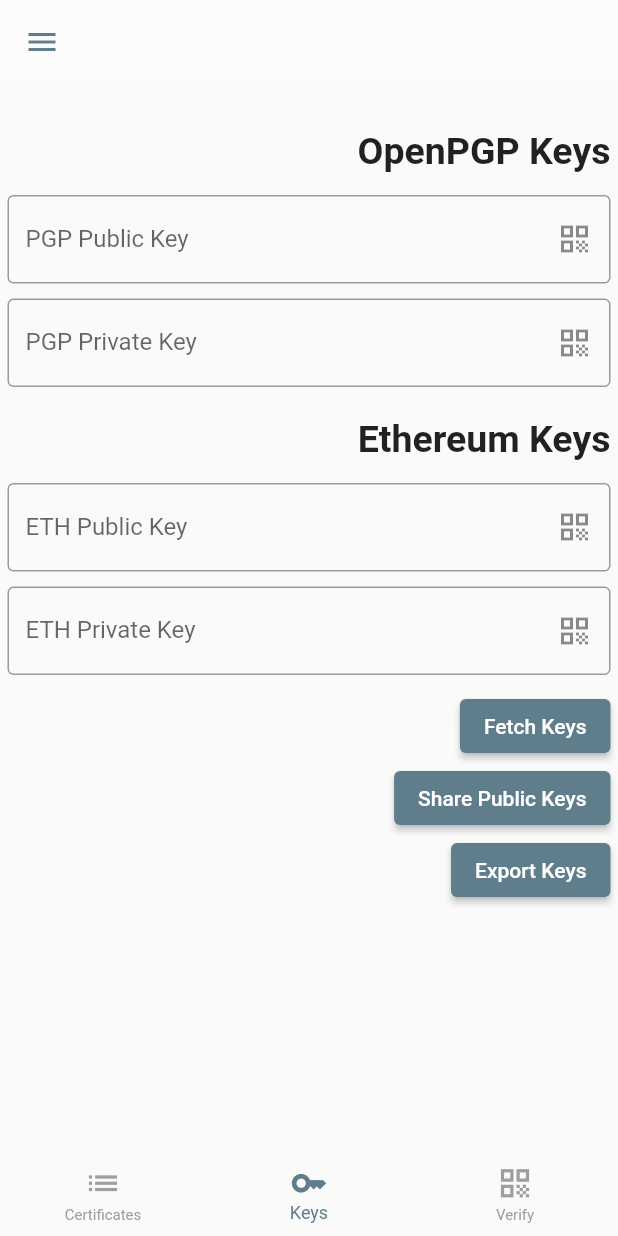
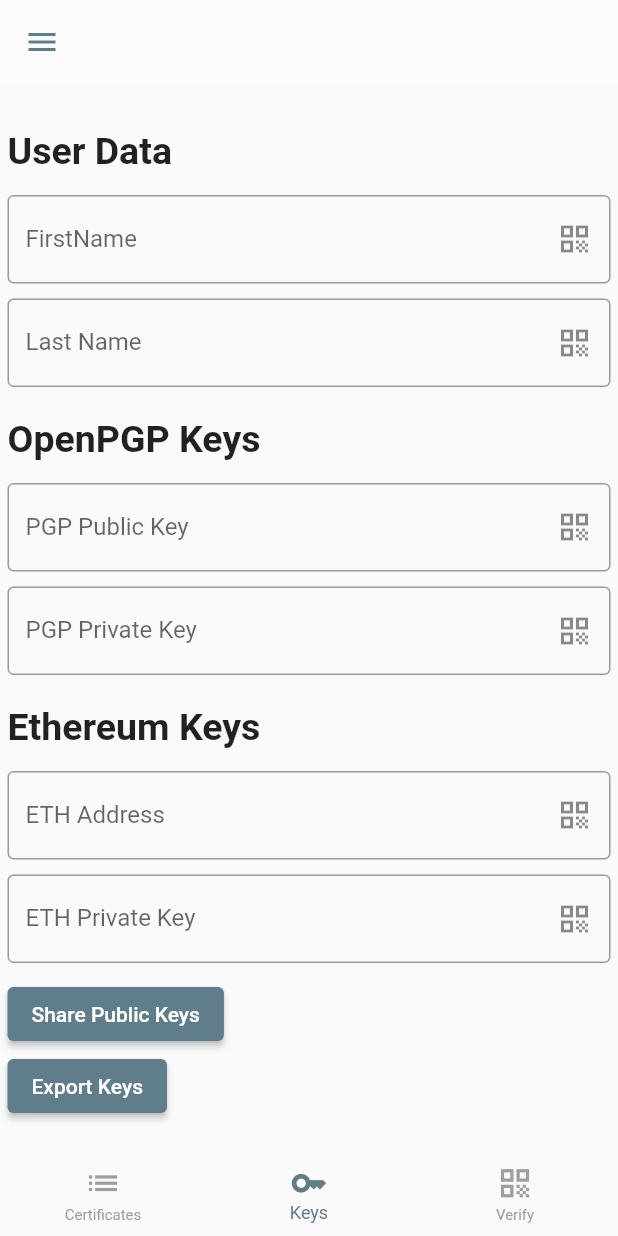
Before and after one commit to ninopedergnana/bachelor-app, a Flutter app: the screen it shows after launch, on a phone screen of 412 x 824 dp. Run offline on Flutter 3.47's test engine with Material 2 defaults, Android fonts, the phone set to English and light mode, and no system bars; our stand-ins replace flutter_secure_storage, qr_flutter; missing offline and left inert: eth_sig_util, flutter_barcode_scanner, openpgp, web3dart; accounts and stored records are empty.

Commit message:
Renamed PatientKeysDTO.dart to PatientDTO.dart Renamed UserKeysDTO.dart to UserAccountDTO.dart Added fields to PatientDTO.dart and UserAccountDTO.dart Refactored Keys.dart Refactored SignUp.dart, SignIn.dart

```diff
--- /dev/null
+++ b/lib/data/dto/PatientDTO.dart
@@ -0,0 +1,32 @@
+import 'dart:convert';
+
+class PatientDTO {
+  final String pgpPublicKey;
+  final String ethAddress;
+  final String firstName;
+  final String lastName;
+
+  PatientDTO(
+      {required this.pgpPublicKey,
+      required this.ethAddress,
+      required this.firstName,
+      required this.lastName});
+
+  PatientDTO.fromJson(Map<String, dynamic> json)
+      : pgpPublicKey = json['pgp'],
+        ethAddress = json['eth'],
+        firstName = json['fn'],
+        lastName = json['ln'];
+
+  Map<String, dynamic> toJson() => {
+        'pgp': pgpPublicKey,
+        'eth': ethAddress,
+        'fn': firstName,
+        'ln': lastName,
+      };
+
+  @override
+  String toString() {
+    return jsonEncode(toJson());
+  }
+}
--- a/lib/data/dto/PatientKeysDTO.dart
+++ /dev/null
@@ -1,22 +0,0 @@
-import 'dart:convert';
-
-class PatientKeysDTO {
-  final String pgpKey;
-  final String ethAddress;
-
-  PatientKeysDTO({required this.pgpKey, required this.ethAddress});
-
-  PatientKeysDTO.fromJson(Map<String, dynamic> json)
-      : pgpKey = json['pgp'],
-        ethAddress = json['eth'];
-
-  Map<String, dynamic> toJson() => {
-        'pgp': pgpKey,
-        'eth': ethAddress,
-      };
-
-  @override
-  String toString() {
-    return jsonEncode(toJson());
-  }
-}
--- /dev/null
+++ b/lib/data/dto/UserAccountDTO.dart
@@ -0,0 +1,36 @@
+import 'dart:convert';
+
+class UserAccountDTO {
+  final String pgpPrivateKey;
+  final String pgpPublicKey;
+  final String ethPrivateKey;
+  final String firstName;
+  final String lastName;
+
+  UserAccountDTO(
+      {required this.pgpPrivateKey,
+      required this.pgpPublicKey,
+      required this.ethPrivateKey,
+      required this.firstName,
+      required this.lastName});
+
+  UserAccountDTO.fromJson(Map<String, dynamic> json)
+      : pgpPrivateKey = json['pPr'],
+        pgpPublicKey = json['pPu'],
+        ethPrivateKey = json['ePr'],
+        firstName = json['fn'],
+        lastName = json['ln'];
+
+  Map<String, dynamic> toJson() => {
+        'pPr': pgpPrivateKey,
+        'pPu': pgpPublicKey,
+        'ePr': ethPrivateKey,
+        'fn': ethPrivateKey,
+        'ln': ethPrivateKey,
+      };
+
+  @override
+  String toString() {
+    return jsonEncode(toJson());
+  }
+}
--- a/lib/data/dto/UserKeysDTO.dart
+++ /dev/null
@@ -1,25 +0,0 @@
-import 'dart:convert';
-
-class UserKeysDTO {
-  final String pgpPrivateKey;
-  final String pgpPublicKey;
-  final String ethPrivateKey;
-
-  UserKeysDTO({required this.pgpPrivateKey, required this.pgpPublicKey, required this.ethPrivateKey});
-
-  UserKeysDTO.fromJson(Map<String, dynamic> json)
-      : pgpPrivateKey = json['1'],
-        pgpPublicKey = json['2'],
-        ethPrivateKey = json['3'];
-
-  Map<String, dynamic> toJson() => {
-    '1': pgpPrivateKey,
-    '2': pgpPublicKey,
-    '3': ethPrivateKey,
-  };
-
-  @override
-  String toString() {
-    return jsonEncode(toJson());
-  }
-}
--- a/lib/main.dart
+++ b/lib/main.dart
@@ -44,8 +44,8 @@ class _MyAppState extends State<MyApp> {
         primarySwatch: Colors.blueGrey,
       ),
       initialRoute: _initialRoute,
-      home: const MyStatefulWidget(),
       routes: {
+        '/': (context) => const MyStatefulWidget(),
         '/certificate-list': (context) => const CertificateList(),
         '/certificate-list/certificate': (context) => const CertificateDetail(),
         '/patients': (context) => const PatientList(),
--- a/lib/presentation/screens/navigation_screens/Keys.dart
+++ b/lib/presentation/screens/navigation_screens/Keys.dart
@@ -1,12 +1,10 @@
-import 'dart:math';
-
 import 'package:flutter/material.dart';
-import 'package:flutter_app/data/dto/PatientKeysDTO.dart';
+import 'package:flutter_app/data/dto/PatientDTO.dart';
 import 'package:flutter_app/presentation/components/CustomDialog.dart';
 import 'package:flutter_secure_storage/flutter_secure_storage.dart';
 import 'package:web3dart/web3dart.dart';
 
-import '../../../data/dto/UserKeysDTO.dart';
+import '../../../data/dto/UserAccountDTO.dart';
 
 class Keys extends StatefulWidget {
   const Keys({Key? key}) : super(key: key);
@@ -16,78 +14,106 @@ class Keys extends StatefulWidget {
 }
 
 class KeysState extends State<Keys> {
-  final FlutterSecureStorage _localStorage = const FlutterSecureStorage();
+  final FlutterSecureStorage _secureStore = const FlutterSecureStorage();
   final CustomDialog dialog = CustomDialog();
 
-  String pgpPublicKey = '';
-  String pgpPrivateKey = '';
-  String ethAddress = '';
-  String ethPrivateKey = '';
+  final TextEditingController firstName = TextEditingController();
+  final TextEditingController lastName = TextEditingController();
+  final TextEditingController pgpPublicKey = TextEditingController();
+  final TextEditingController pgpPrivateKey = TextEditingController();
+  final TextEditingController ethAddress = TextEditingController();
+  final TextEditingController ethPrivateKey = TextEditingController();
 
-  late TextEditingController pgpPublicKeyController;
-  late TextEditingController pgpPrivateKeyController;
-  late TextEditingController ethAddressController;
-  late TextEditingController ethPrivateKeyController;
+  @override
+  void initState() {
+    super.initState();
+  }
 
-  Future<bool> fetchKeys() async {
-    pgpPublicKey = (await _localStorage.read(key: 'pgpPublicKey'))!; // null checked with "!"
-    pgpPrivateKey = (await _localStorage.read(key: 'pgpPrivateKey'))!; // null checked with "!"
-    ethPrivateKey = (await _localStorage.read(key: 'ethPrivateKey'))!; // null checked with "!"
-    EthPrivateKey credentials = EthPrivateKey.fromHex(ethPrivateKey);
-    pgpPublicKeyController.text = pgpPublicKey;
-    pgpPrivateKeyController.text = pgpPrivateKey;
-    ethAddressController.text = credentials.address.hex;
-    ethPrivateKeyController.text = ethPrivateKey;
-    return true;
+  loadKeys() async {
+    pgpPublicKey.text = (await _secureStore.read(key: 'pgpPublicKey'))!;
+    pgpPrivateKey.text = (await _secureStore.read(key: 'pgpPrivateKey'))!;
+    ethPrivateKey.text = (await _secureStore.read(key: 'ethPrivateKey'))!;
+    ethAddress.text = EthPrivateKey.fromHex(ethPrivateKey.text).address.hex;
+    firstName.text = (await _secureStore.read(key: 'firstName'))!;
+    lastName.text = (await _secureStore.read(key: 'lastName'))!;
   }
 
   Future<void> sharePublicKeys() async {
-    pgpPublicKey = (await _localStorage.read(key: 'pgpPublicKey'))!;
-    String ethPrivateKey = (await _localStorage.read(key: 'ethPrivateKey'))!;
-    String ethAddress = EthPrivateKey.fromHex(ethPrivateKey).address.hex;
-    PatientKeysDTO patientKeys = PatientKeysDTO(pgpKey: pgpPublicKey, ethAddress: ethAddress);
+    PatientDTO patientKeys = PatientDTO(
+        pgpPublicKey: pgpPublicKey.text,
+        ethAddress: ethAddress.text,
+        firstName: firstName.text,
+        lastName: lastName.text);
     await dialog.showQRDialog(context, patientKeys.toString(), "Public Keys");
   }
 
   Future<void> exportAllKeys() async {
-    pgpPublicKey = (await _localStorage.read(key: 'pgpPublicKey'))!;
-    pgpPrivateKey = (await _localStorage.read(key: 'pgpPrivateKey'))!;
-    ethPrivateKey = (await _localStorage.read(key: 'ethPrivateKey'))!;
-    UserKeysDTO userKeys = UserKeysDTO(
-        pgpPrivateKey: pgpPrivateKey,
-        pgpPublicKey: pgpPublicKey,
-        ethPrivateKey: ethPrivateKey
-    );
+    UserAccountDTO userKeys = UserAccountDTO(
+        pgpPrivateKey: pgpPrivateKey.text,
+        pgpPublicKey: pgpPublicKey.text,
+        ethPrivateKey: ethPrivateKey.text,
+        firstName: firstName.text,
+        lastName: lastName.text);
     await dialog.showQRDialog(context, userKeys.toString(), "User Keys");
-  }
-
-  @override
-  void initState() {
-    pgpPublicKeyController = TextEditingController(text: pgpPublicKey);
-    pgpPrivateKeyController = TextEditingController(text: pgpPublicKey);
-    ethAddressController = TextEditingController(text: ethAddress);
-    ethPrivateKeyController = TextEditingController(text: ethPrivateKey);
-    super.initState();
   }
 
   @override
   Widget build(BuildContext context) {
     return Scaffold(
-      body: Container(
+      body: FutureBuilder(
+          future: loadKeys(),
+          builder: (context, AsyncSnapshot snapshot) {
+            if (snapshot.connectionState == ConnectionState.waiting) {
+              return const Center(child: CircularProgressIndicator());
+            } else {
+              return SingleChildScrollView(
                 padding: const EdgeInsets.only(left: 5.0, top: 30.0, right: 5.0),
                 child: Column(
-          crossAxisAlignment: CrossAxisAlignment.end,
+                  crossAxisAlignment: CrossAxisAlignment.start,
                   children: [
-            const Text("OpenPGP Keys", style: TextStyle(fontSize: 25.0, fontWeight: FontWeight.bold)),
+                    const Text("User Data",
+                        style: TextStyle(fontSize: 25.0, fontWeight: FontWeight.bold)),
                     const SizedBox(height: 15),
                     TextField(
-              controller: pgpPublicKeyController,
+                      controller: firstName,
                       readOnly: true,
                       decoration: InputDecoration(
                         suffixIcon: IconButton(
                           onPressed: () async {
-                    await dialog.showQRDialog(
-                        context, pgpPublicKeyController.text, "PGP Public Key");
+                            await dialog.showQRDialog(context, firstName.text, 'First Name');
+                          },
+                          icon: const Icon(Icons.qr_code),
+                        ),
+                        labelText: 'FirstName',
+                        border: const OutlineInputBorder(),
+                      ),
+                    ),
+                    const SizedBox(height: 10),
+                    TextField(
+                      controller: lastName,
+                      readOnly: true,
+                      decoration: InputDecoration(
+                        suffixIcon: IconButton(
+                          onPressed: () async {
+                            await dialog.showQRDialog(context, lastName.text, 'Last Name');
+                          },
+                          icon: const Icon(Icons.qr_code),
+                        ),
+                        labelText: 'Last Name',
+                        border: const OutlineInputBorder(),
+                      ),
+                    ),
+                    const SizedBox(height: 20),
+                    const Text("OpenPGP Keys",
+                        style: TextStyle(fontSize: 25.0, fontWeight: FontWeight.bold)),
+                    const SizedBox(height: 15),
+                    TextField(
+                      controller: pgpPublicKey,
+                      readOnly: true,
+                      decoration: InputDecoration(
+                        suffixIcon: IconButton(
+                          onPressed: () async {
+                            await dialog.showQRDialog(context, pgpPublicKey.text, "PGP Public Key");
                           },
                           icon: const Icon(Icons.qr_code),
                         ),
@@ -97,13 +123,13 @@ class KeysState extends State<Keys> {
                     ),
                     const SizedBox(height: 10),
                     TextField(
-              controller: pgpPrivateKeyController,
+                      controller: pgpPrivateKey,
                       readOnly: true,
                       decoration: InputDecoration(
                         suffixIcon: IconButton(
                           onPressed: () async {
                             await dialog.showQRDialog(
-                        context, pgpPrivateKeyController.text, "PGP Private Key");
+                                context, pgpPrivateKey.text, "PGP Private Key");
                           },
                           icon: const Icon(Icons.qr_code),
                         ),
@@ -112,17 +138,17 @@ class KeysState extends State<Keys> {
                       ),
                     ),
                     const SizedBox(height: 20),
-            const Text("Ethereum Keys", style: TextStyle(fontSize: 25.0, fontWeight: FontWeight.bold)),
+                    const Text("Ethereum Keys",
+                        style: TextStyle(fontSize: 25.0, fontWeight: FontWeight.bold)),
                     const SizedBox(height: 15),
                     TextField(
-              controller: ethAddressController,
+                      controller: ethAddress,
                       readOnly: true,
                       decoration: InputDecoration(
-                labelText: 'ETH Public Key',
+                        labelText: 'ETH Address',
                         suffixIcon: IconButton(
                           onPressed: () async {
-                    await dialog.showQRDialog(
-                        context, ethAddressController.text, "ETH Address");
+                            await dialog.showQRDialog(context, ethAddress.text, "ETH Address");
                           },
                           icon: const Icon(Icons.qr_code),
                         ),
@@ -131,13 +157,13 @@ class KeysState extends State<Keys> {
                     ),
                     const SizedBox(height: 10),
                     TextField(
-              controller: ethPrivateKeyController,
+                      controller: ethPrivateKey,
                       readOnly: true,
                       decoration: InputDecoration(
                         suffixIcon: IconButton(
                           onPressed: () async {
                             await dialog.showQRDialog(
-                        context, ethPrivateKeyController.text, "ETH Private Key");
+                                context, ethPrivateKey.text, "ETH Private Key");
                           },
                           icon: const Icon(Icons.qr_code),
                         ),
@@ -146,10 +172,6 @@ class KeysState extends State<Keys> {
                       ),
                     ),
                     const SizedBox(height: 10),
-            ElevatedButton(
-              onPressed: fetchKeys,
-              child: const Text('Fetch Keys'),
-            ),
                     ElevatedButton(
                       onPressed: sharePublicKeys,
                       child: const Text('Share Public Keys'),
@@ -160,7 +182,9 @@ class KeysState extends State<Keys> {
                     )
                   ],
                 ),
-      ),
+              );
+            }
+          }),
     );
   }
 }
--- a/lib/presentation/screens/other_screens/CreateCertificate.dart
+++ b/lib/presentation/screens/other_screens/CreateCertificate.dart
@@ -1,5 +1,5 @@
 import 'package:flutter/material.dart';
-import 'package:flutter_app/data/dto/PatientKeysDTO.dart';
+import 'package:flutter_app/data/dto/PatientDTO.dart';
 import 'package:flutter_app/data/repository/Repository.dart';
 import 'package:flutter_app/domain/model/Certificate.dart';
 import 'package:intl/intl.dart' as intl;
@@ -31,7 +31,7 @@ class CreateCertificateForm extends StatefulWidget {
 class CreateCertificateFormState extends State<CreateCertificateForm> {
   final _formKey = GlobalKey<FormState>();
   final Repository _repository = Repository();
-  PatientKeysDTO? _patientKeys;
+  PatientDTO? _patientKeys;
 
   // JSON CONVERSION
   Certificate certificate = Certificate(
@@ -56,7 +56,7 @@ class CreateCertificateFormState extends State<CreateCertificateForm> {
     setState(() {
       if (value != '-1') {
         // Returns -1 when no QR was scanned.
-        _patientKeys = PatientKeysDTO.fromJson(json.decode(value));
+        _patientKeys = PatientDTO.fromJson(json.decode(value));
       }
     });
   }
--- a/lib/presentation/screens/other_screens/SignIn.dart
+++ b/lib/presentation/screens/other_screens/SignIn.dart
@@ -1,7 +1,7 @@
 import 'dart:convert';
 
 import 'package:flutter/material.dart';
-import 'package:flutter_app/data/dto/UserKeysDTO.dart';
+import 'package:flutter_app/data/dto/UserAccountDTO.dart';
 import 'package:flutter_secure_storage/flutter_secure_storage.dart';
 
 class SignIn extends StatelessWidget {
@@ -27,20 +27,22 @@ class SignInForm extends StatefulWidget {
 class SignInFormState extends State<SignInForm> {
   final _formKey = GlobalKey<FormState>();
   final FlutterSecureStorage _localStorage = const FlutterSecureStorage();
-  UserKeysDTO? _userKeys;
+  UserAccountDTO? _user;
 
   Future<void> scanUserKeys() async {
     String value = await Navigator.pushNamed(context, '/scan-patient') as String;
     setState(() {
       if (value != '-1') {
         // Returns -1 when no QR was scanned.
-        _userKeys = UserKeysDTO.fromJson(json.decode(value));
+        _user = UserAccountDTO.fromJson(json.decode(value));
       }
     });
     await Future.wait([
-    _localStorage.write(key: 'pgpPrivateKey', value: _userKeys!.pgpPrivateKey),
-    _localStorage.write(key: 'pgpPublicKey', value: _userKeys!.pgpPublicKey),
-    _localStorage.write(key: 'ethPrivateKey', value: _userKeys!.ethPrivateKey),
+      _localStorage.write(key: 'pgpPrivateKey', value: _user!.pgpPrivateKey),
+      _localStorage.write(key: 'pgpPublicKey', value: _user!.pgpPublicKey),
+      _localStorage.write(key: 'ethPrivateKey', value: _user!.ethPrivateKey),
+      _localStorage.write(key: 'firstName', value: _user!.firstName),
+      _localStorage.write(key: 'lastName', value: _user!.lastName),
     ]);
   }
 
@@ -62,14 +64,10 @@ class SignInFormState extends State<SignInForm> {
                 onPressed: () {
                   scanUserKeys();
                 },
-                child: const Text('Scan User Keys')
-            ),
+                child: const Text('Scan User Keys')),
           ],
         ),
       ),
     );
   }
-
-
-
 }
```
Also changed, not shown: lib/data/repository/Repository.dart (+5 -4 lines), lib/domain/model/Person.dart (+8 -8 lines), lib/presentation/screens/other_screens/SignUp.dart (+26 -62 lines). Lines whose indentation alone changed are shown as unchanged.
